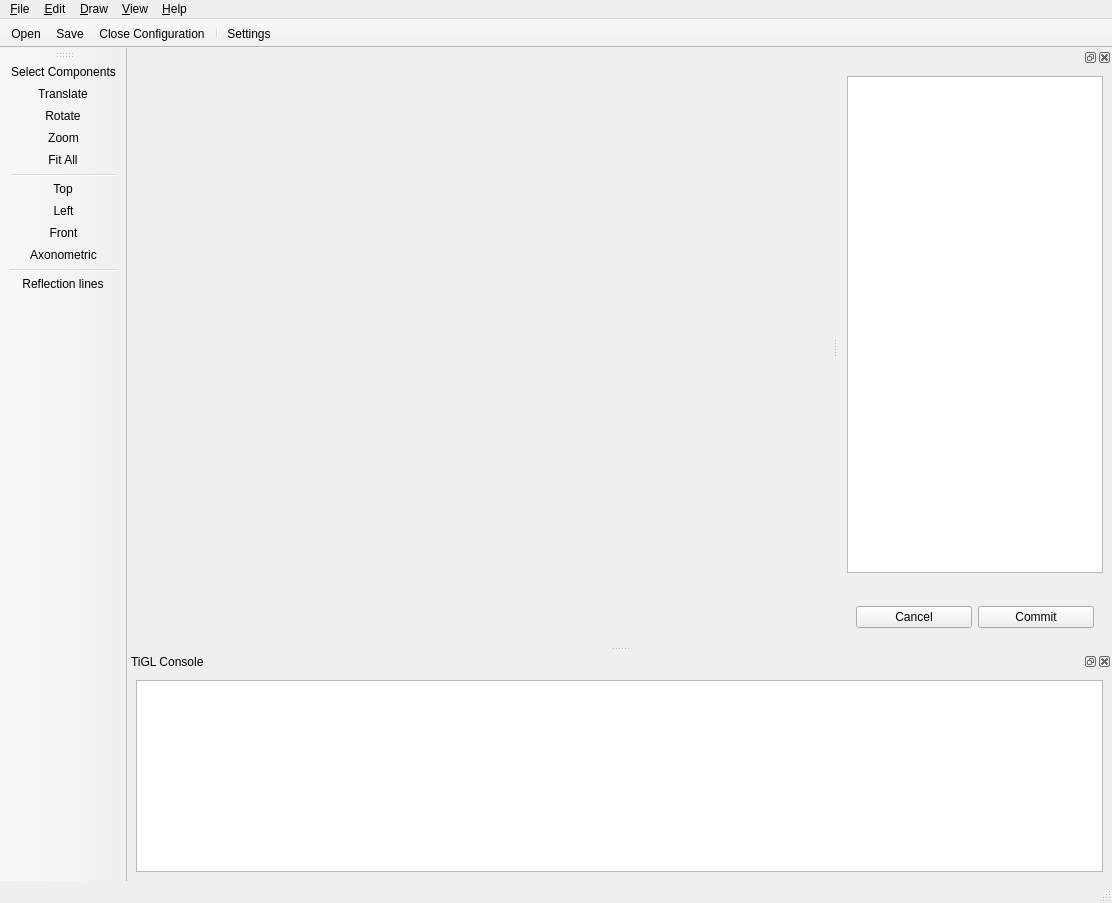
Old version of the form TIGLViewer/src/TIGLViewerWindow.ui in the repository DLR-SC/tigl.
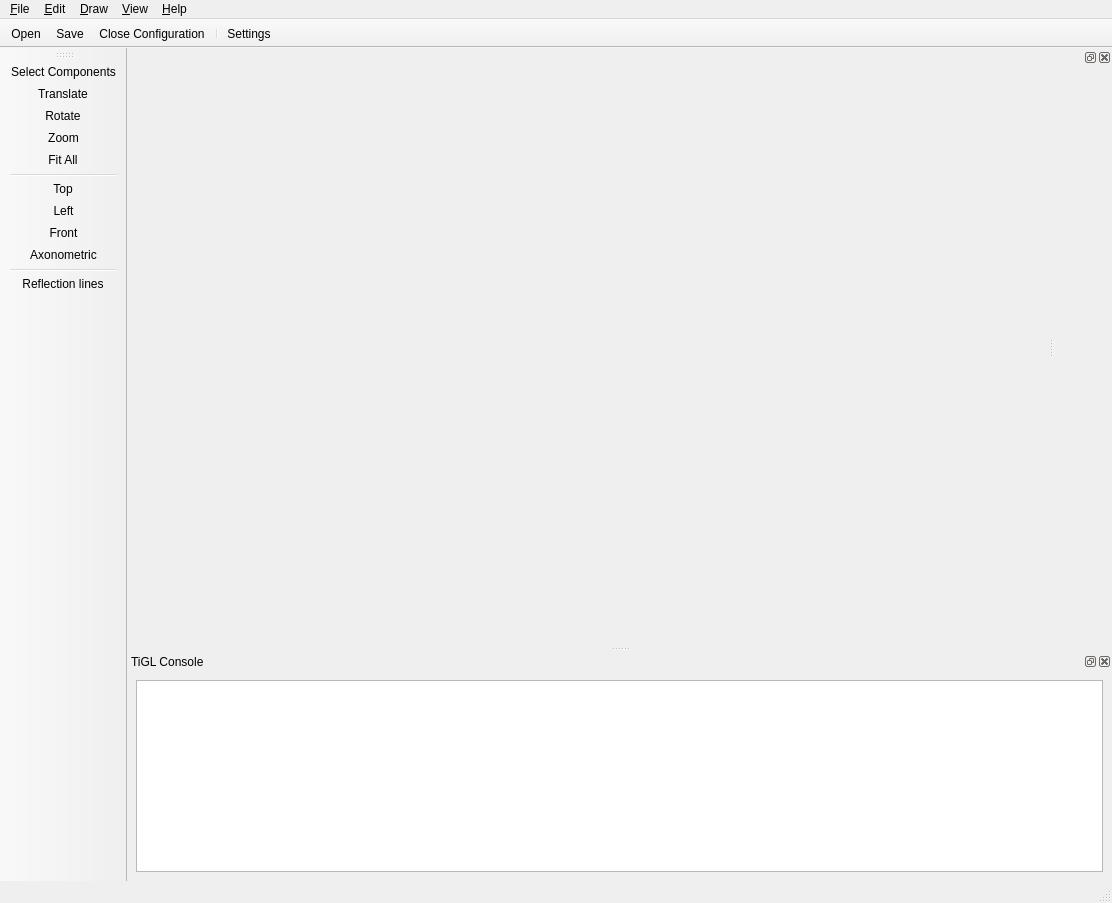
New version of the form. Icons and pictures are not drawn. Custom widgets are drawn as their Qt base class.

Commit message: Add class and ui file for creatorWidget itself

Patch:
```diff
--- a/TIGLViewer/src/TIGLViewerWindow.ui
+++ b/TIGLViewer/src/TIGLViewerWindow.ui
@@ -375,76 +375,10 @@
    </widget>
   </widget>
   <widget class="QDockWidget" name="creatorDockWidget">
-   <property name="floating">
-    <bool>true</bool>
-   </property>
    <attribute name="dockWidgetArea">
     <number>2</number>
    </attribute>
-   <widget class="QWidget" name="dockWidgetContents">
-    <layout class="QVBoxLayout" name="verticalLayout_2">
-     <item>
-      <widget class="QTreeView" name="treeView">
-       <property name="minimumSize">
-        <size>
-         <width>0</width>
-         <height>0</height>
-        </size>
-       </property>
-       <attribute name="headerCascadingSectionResizes">
-        <bool>false</bool>
-       </attribute>
-       <attribute name="headerDefaultSectionSize">
-        <number>122</number>
-       </attribute>
-       <attribute name="headerStretchLastSection">
-        <bool>true</bool>
-       </attribute>
-      </widget>
-     </item>
-     <item>
-      <widget class="ModificatorFuselageWidget" name="fuselageModificator" native="true"/>
-     </item>
-     <item>
-      <widget class="ModificatorTransformationWidget" name="transformationModificator" native="true"/>
-     </item>
-     <item>
-      <widget class="ModificatorWingWidget" name="wingModificator" native="true"/>
-     </item>
-     <item>
-      <widget class="QWidget" name="widgetApply" native="true">
-       <layout class="QHBoxLayout" name="horizontalLayout_2">
-        <item>
-         <widget class="QPushButton" name="cancelButton">
-          <property name="minimumSize">
-           <size>
-            <width>0</width>
-            <height>0</height>
-           </size>
-          </property>
-          <property name="maximumSize">
-           <size>
-            <width>16777215</width>
-            <height>16777215</height>
-           </size>
-          </property>
-          <property name="text">
-           <string>Cancel</string>
-          </property>
-         </widget>
-        </item>
-        <item>
-         <widget class="QPushButton" name="commitButton">
-          <property name="text">
-           <string>Commit</string>
-          </property>
-         </widget>
-        </item>
-       </layout>
-      </widget>
-     </item>
-    </layout>
-   </widget>
+   <widget class="CreatorWidget" name="creatorWidget"/>
   </widget>
   <action name="newAction">
    <property name="text">
@@ -1518,21 +1452,9 @@
    <header>TiglViewerConsole.h</header>
   </customwidget>
   <customwidget>
-   <class>ModificatorTransformationWidget</class>
+   <class>CreatorWidget</class>
    <extends>QWidget</extends>
-   <header>ModificatorTransformationWidget.h</header>
-   <container>1</container>
-  </customwidget>
-  <customwidget>
-   <class>ModificatorWingWidget</class>
-   <extends>QWidget</extends>
-   <header>ModificatorWingWidget.h</header>
-   <container>1</container>
-  </customwidget>
-  <customwidget>
-   <class>ModificatorFuselageWidget</class>
-   <extends>QWidget</extends>
-   <header>ModificatorFuselageWidget.h</header>
+   <header>CreatorWidget.h</header>
    <container>1</container>
   </customwidget>
  </customwidgets>
```
The commit also changes 7 other files.
